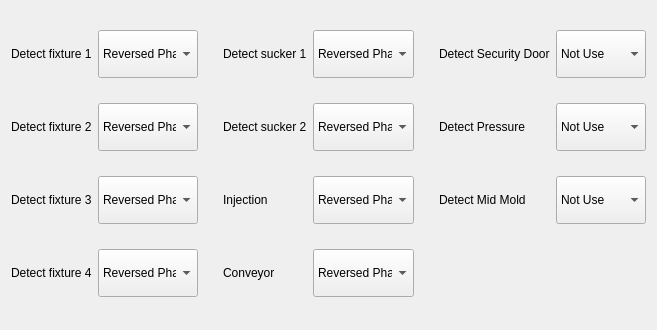
GaussCheng/2-5AxisPunch, file hcsettings/ichcdetectionframe.ui: the form before one commit.
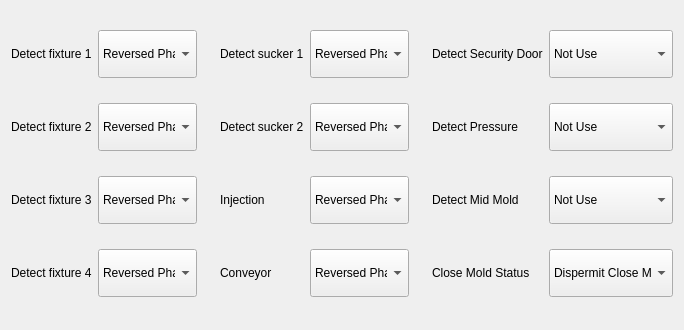
The form after the commit.

What changed in the file:
```diff
--- a/hcsettings/ichcdetectionframe.ui
+++ b/hcsettings/ichcdetectionframe.ui
@@ -6,7 +6,7 @@
    <rect>
     <x>0</x>
     <y>0</y>
-    <width>657</width>
+    <width>684</width>
     <height>330</height>
    </rect>
   </property>
@@ -343,6 +343,33 @@
      </item>
     </widget>
    </item>
+   <item row="3" column="6">
+    <widget class="QLabel" name="label_12">
+     <property name="text">
+      <string>Close Mold Status</string>
+     </property>
+    </widget>
+   </item>
+   <item row="3" column="7">
+    <widget class="QComboBox" name="closeMoldStatusComboBox">
+     <property name="minimumSize">
+      <size>
+       <width>90</width>
+       <height>48</height>
+      </size>
+     </property>
+     <item>
+      <property name="text">
+       <string>Dispermit Close Mold</string>
+      </property>
+     </item>
+     <item>
+      <property name="text">
+       <string>Permit Close Mold</string>
+      </property>
+     </item>
+    </widget>
+   </item>
   </layout>
  </widget>
  <resources/>
```
